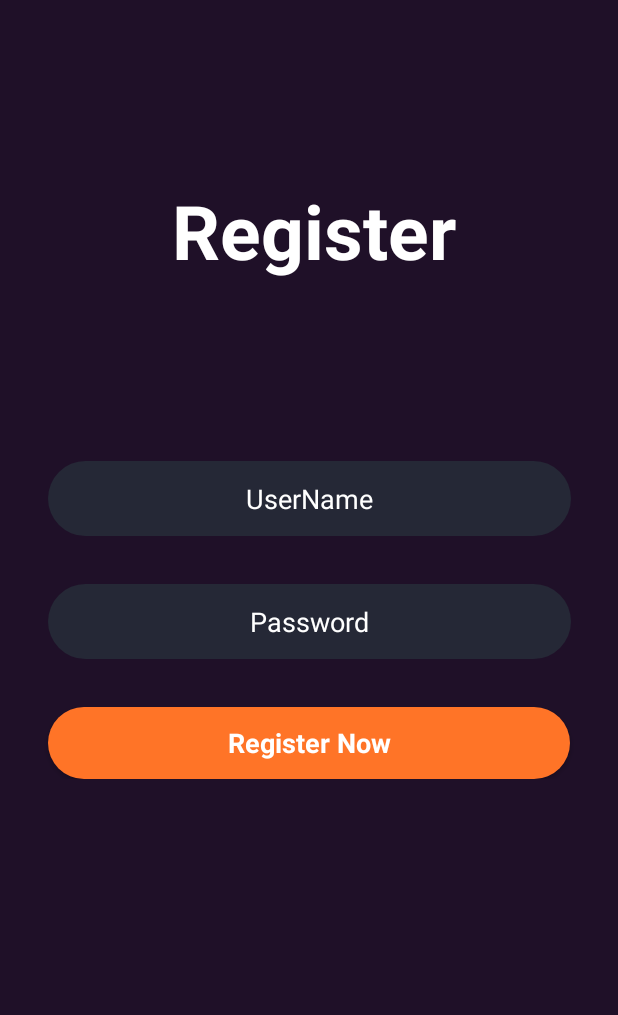
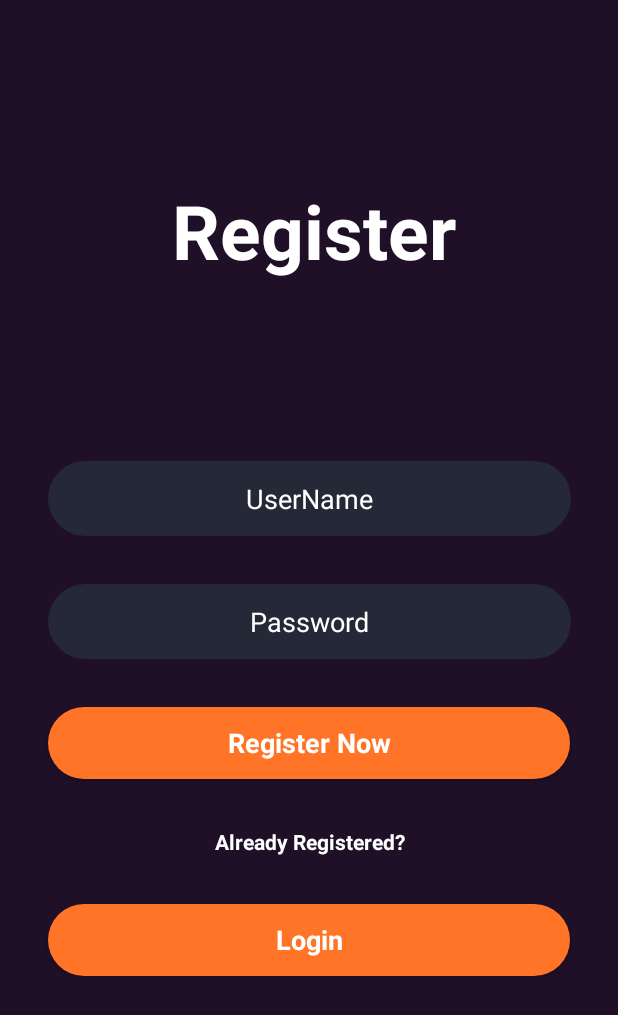
Before and after one commit to 200103522/Movies, an Android app: the RegisterActivity screen opened directly, with no data from a screen before it, on a phone screen of 412 x 824 dp. Shown: the top 1015 px of the screen. Run offline under Robolectric (Android 15) with nearby library versions, the phone set to English and light mode, and no system bars.

Commit message:
back_login_activity

```diff
--- a/app/src/main/java/com/example/movies/RegisterActivity.kt
+++ b/app/src/main/java/com/example/movies/RegisterActivity.kt
@@ -1,5 +1,6 @@
 package com.example.movies
 
+import android.content.Intent
 import androidx.appcompat.app.AppCompatActivity
 import android.os.Bundle
 import android.widget.Button
@@ -11,6 +12,12 @@ class RegisterActivity : AppCompatActivity() {
     override fun onCreate(savedInstanceState: Bundle?) {
         super.onCreate(savedInstanceState)
         setContentView(R.layout.activity_register)
+
+    var registerButtonBack = findViewById<Button>(R.id.registerButtonBack)
+    registerButtonBack.setOnClickListener {
+        val intent = Intent(this, LoginActivity::class.java)
+        startActivity(intent)
+    }
 
         val userLogin: EditText = findViewById(R.id.user_login)
         val userPass: EditText = findViewById(R.id.user_pass)
--- a/app/src/main/res/layout/activity_register.xml
+++ b/app/src/main/res/layout/activity_register.xml
@@ -72,6 +72,31 @@
                 android:layout_width="match_parent"
                 android:layout_height="wrap_content"
                 android:text="Register Now" />
+
+            <TextView
+                android:id="@+id/textView7"
+                android:layout_width="match_parent"
+                android:layout_height="wrap_content"
+                android:text="Already Registered?"
+                android:textColor="@color/white"
+                android:textStyle="bold"
+                android:textAlignment="center"
+                android:layout_marginTop="32dp"/>
+
+            <androidx.appcompat.widget.AppCompatButton
+                android:id="@+id/registerButtonBack"
+                style="@android:style/Widget.Button"
+                android:layout_marginTop="32dp"
+                android:layout_marginStart="32dp"
+                android:layout_marginEnd="32dp"
+                android:background="@drawable/button_background"
+                android:textSize="18sp"
+                android:textStyle="bold"
+                android:textColor="@color/white"
+                android:layout_width="match_parent"
+                android:layout_height="wrap_content"
+                android:text="Login" />
+
         </LinearLayout>
     </ScrollView>
 </androidx.constraintlayout.widget.ConstraintLayout>
```
